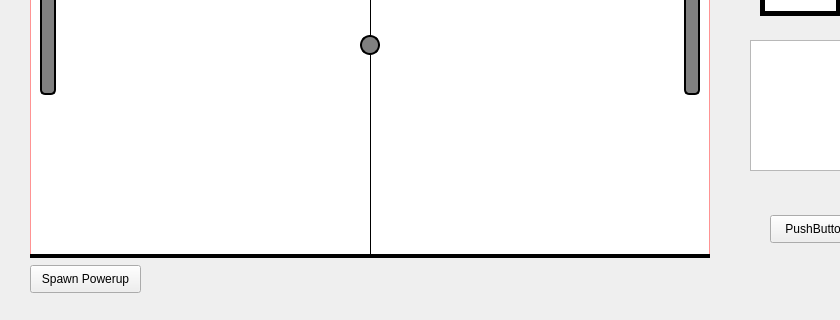
Qt form mainwindow.ui (DavidLengel/SuperPong) before a commit; both pictures show x 0 to 840 and y 224 to 544 of the 1032 by 544 pixel window.
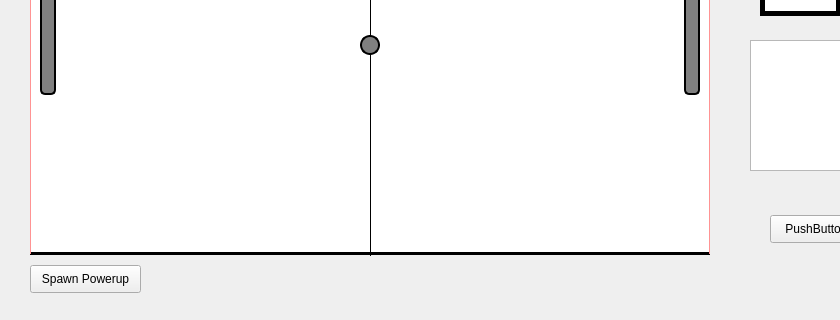
The same form after that commit. Icons and pictures are not drawn.

Commit message: Fixed boundaries and collision locations

Patch:
```diff
--- a/mainwindow.ui
+++ b/mainwindow.ui
@@ -1561,7 +1561,7 @@
     <property name="geometry">
      <rect>
       <x>30</x>
-      <y>460</y>
+      <y>457</y>
       <width>680</width>
       <height>3</height>
      </rect>
```
Left out of the diff: 6 changed lines with no effect on the pictures. The commit also changes 1 other file.
